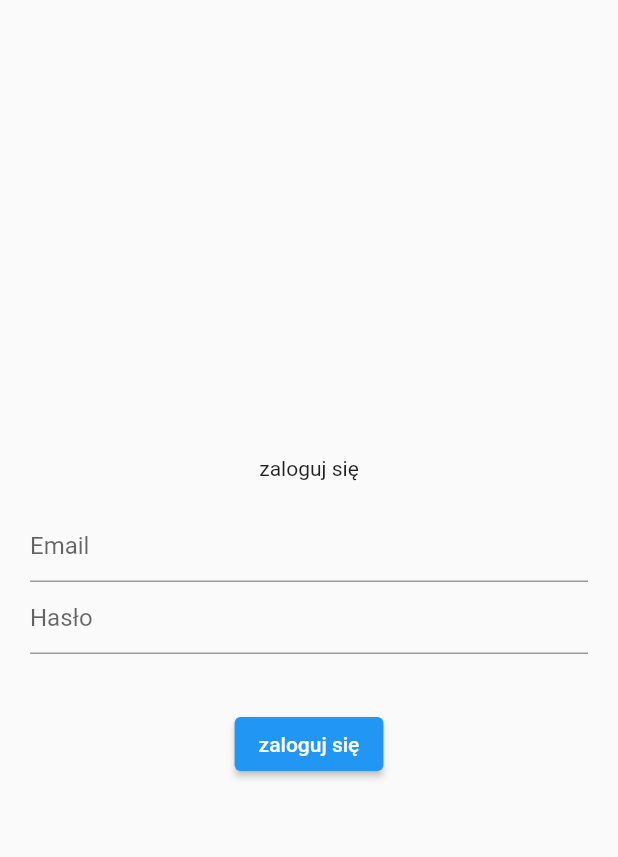
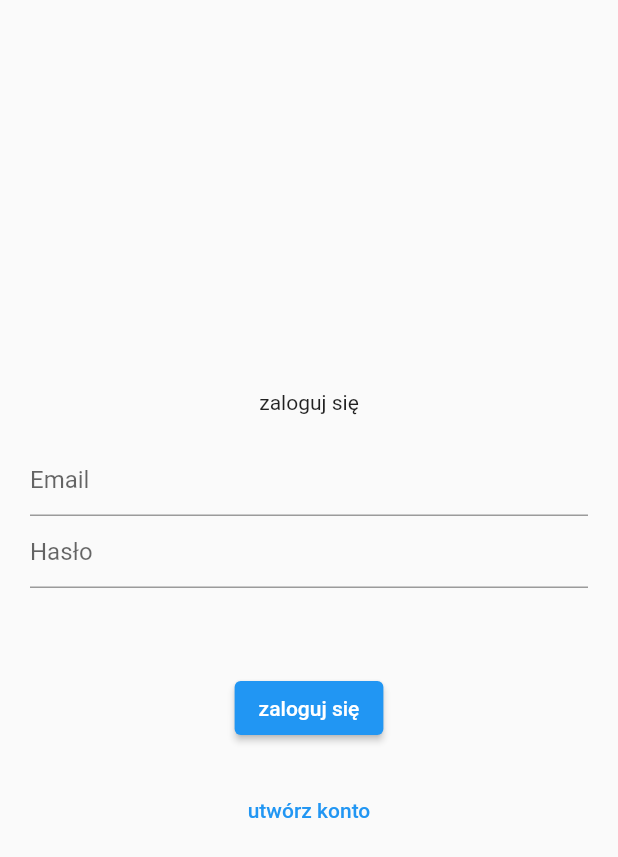
Before and after one commit to damiangawronski/najlepszy_kebab_w_okolicy, a Flutter app: the screen it shows after launch, on a phone screen of 412 x 824 dp. Shown: the top 857 px of the screen. Run offline on Flutter 3.47's test engine with Material 2 defaults, Android fonts, the phone set to English and light mode, and no system bars; our stand-ins replace firebase_auth, firebase_core; accounts and stored records are empty.

Commit message:
Add registration

```diff
--- a/lib/app/login/login_page.dart
+++ b/lib/app/login/login_page.dart
@@ -15,6 +15,7 @@
 
 class _LoginPageState extends State<LoginPage> {
   var errorMessage = '';
+  var isCreatingAccount = false;
 
   @override
   Widget build(BuildContext context) {
@@ -25,7 +26,9 @@
           child: Column(
             mainAxisAlignment: MainAxisAlignment.center,
             children: [
-              const Text('zaloguj się'),
+              Text(isCreatingAccount == true
+                  ? 'zarejestruj się'
+                  : 'zaloguj się'),
               const SizedBox(
                 height: 20,
               ),
@@ -38,12 +41,29 @@
                 obscureText: true,
                 decoration: const InputDecoration(hintText: 'Hasło'),
               ),
+              const SizedBox(
+                height: 20,
+              ),
               Text(errorMessage),
               const SizedBox(
                 height: 20,
               ),
               ElevatedButton(
                 onPressed: () async {
+                  if (isCreatingAccount == true) {
+                    //rejestracja
+                    try {
+                      await FirebaseAuth.instance
+                          .createUserWithEmailAndPassword(
+                              email: widget.emailController.text,
+                              password: widget.passwordController.text);
+                    } catch (error) {
+                      setState(() {
+                        errorMessage = error.toString();
+                      });
+                    }
+                  } else {
+                    //logowanie
                     try {
                       await FirebaseAuth.instance.signInWithEmailAndPassword(
                           email: widget.emailController.text,
@@ -53,9 +73,35 @@
                         errorMessage = error.toString();
                       });
                     }
+                  }
                 },
-                child: const Text('zaloguj się'),
+                child: Text(isCreatingAccount == true
+                    ? 'zarejestruj się'
+                    : 'zaloguj się'),
               ),
+              const SizedBox(
+                height: 20,
+              ),
+              if (isCreatingAccount == false) ...[
+                TextButton(
+                  onPressed: () {
+                    setState(() {
+                      isCreatingAccount = true;
+                    });
+                  },
+                  child: const Text('utwórz konto'),
+                ),
+              ],
+              if (isCreatingAccount == true) ...[
+                TextButton(
+                  onPressed: () {
+                    setState(() {
+                      isCreatingAccount = false;
+                    });
+                  },
+                  child: const Text('masz już konto'),
+                ),
+              ],
             ],
           ),
         ),
```
Lines whose indentation alone changed are shown as unchanged.
